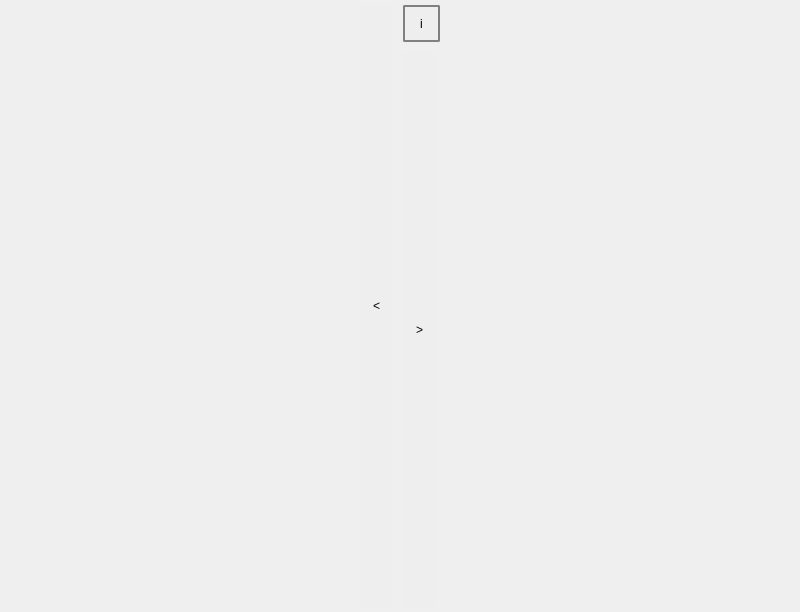
Old version of the form fim/gui/fim_dockwidget_base.ui in the repository b-lack/qgis-fim-plugin.
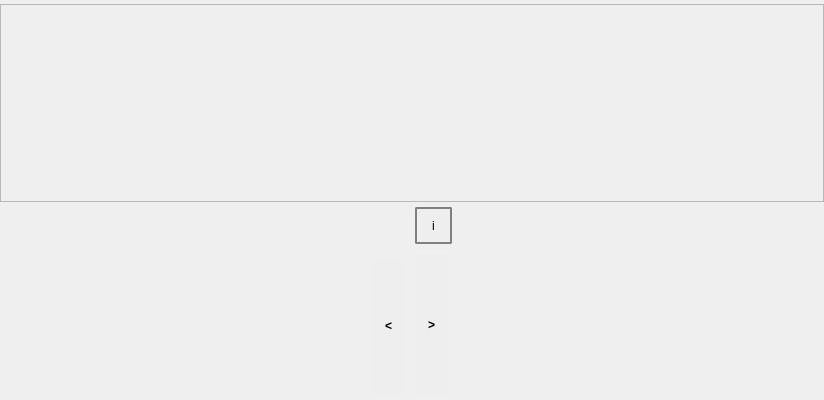
New version of the form.

What changed in the file:
```diff
--- a/fim/gui/fim_dockwidget_base.ui
+++ b/fim/gui/fim_dockwidget_base.ui
@@ -6,20 +6,26 @@
    <rect>
     <x>0</x>
     <y>0</y>
-    <width>800</width>
-    <height>612</height>
+    <width>824</width>
+    <height>400</height>
    </rect>
   </property>
   <property name="sizePolicy">
-   <sizepolicy hsizetype="Expanding" vsizetype="Preferred">
+   <sizepolicy hsizetype="Preferred" vsizetype="Preferred">
     <horstretch>0</horstretch>
     <verstretch>0</verstretch>
    </sizepolicy>
   </property>
   <property name="minimumSize">
    <size>
-    <width>800</width>
-    <height>223</height>
+    <width>600</width>
+    <height>100</height>
+   </size>
+  </property>
+  <property name="maximumSize">
+   <size>
+    <width>524287</width>
+    <height>524287</height>
    </size>
   </property>
   <property name="styleSheet">
@@ -31,6 +37,7 @@
   <property name="windowTitle">
    <string>FIM - Forest Inventory and Monitoring</string>
   </property>
+  <widget class="QWidget" name="dockWidgetContents">
   <property name="styleSheet">
    <string notr="true"/>
   </property>
@@ -163,8 +170,8 @@
        <rect>
         <x>0</x>
         <y>0</y>
-        <width>935</width>
-        <height>323</height>
+         <width>822</width>
+         <height>186</height>
        </rect>
       </property>
       <property name="sizePolicy">
@@ -231,6 +238,9 @@
        <layout class="QHBoxLayout" name="horizontalLayout">
         <item>
          <layout class="QVBoxLayout" name="verticalLayout_4">
+           <property name="topMargin">
+            <number>50</number>
+           </property>
           <item>
            <widget class="QToolButton" name="form_previous_btn">
             <property name="sizePolicy">
@@ -239,6 +249,12 @@
               <verstretch>0</verstretch>
              </sizepolicy>
             </property>
+             <property name="font">
+              <font>
+               <weight>75</weight>
+               <bold>true</bold>
+              </font>
+             </property>
             <property name="cursor">
              <cursorShape>PointingHandCursor</cursorShape>
             </property>
@@ -299,6 +315,12 @@
               <verstretch>0</verstretch>
              </sizepolicy>
             </property>
+             <property name="font">
+              <font>
+               <weight>75</weight>
+               <bold>true</bold>
+              </font>
+             </property>
             <property name="cursor">
              <cursorShape>PointingHandCursor</cursorShape>
             </property>
@@ -326,6 +348,7 @@
     </widget>
    </item>
   </layout>
+  </widget>
  </widget>
  <resources/>
  <connections/>
```
Lines whose indentation alone changed are shown as unchanged.
